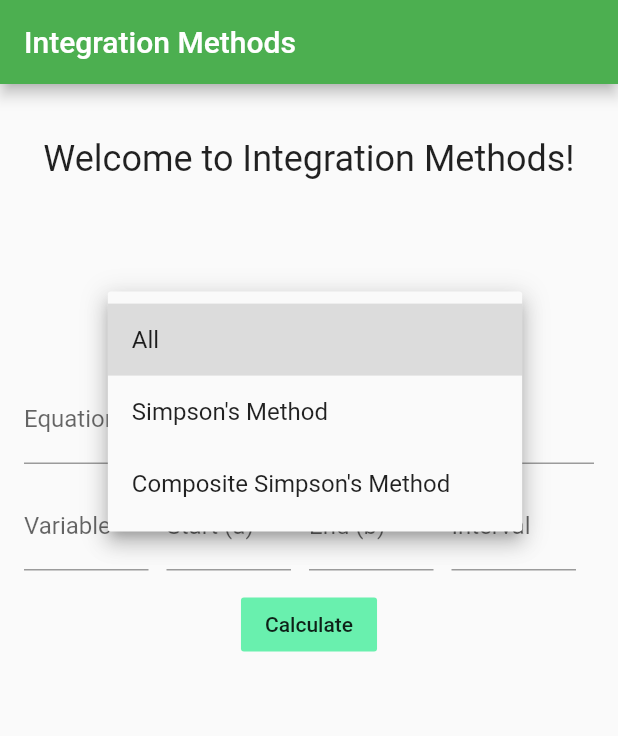
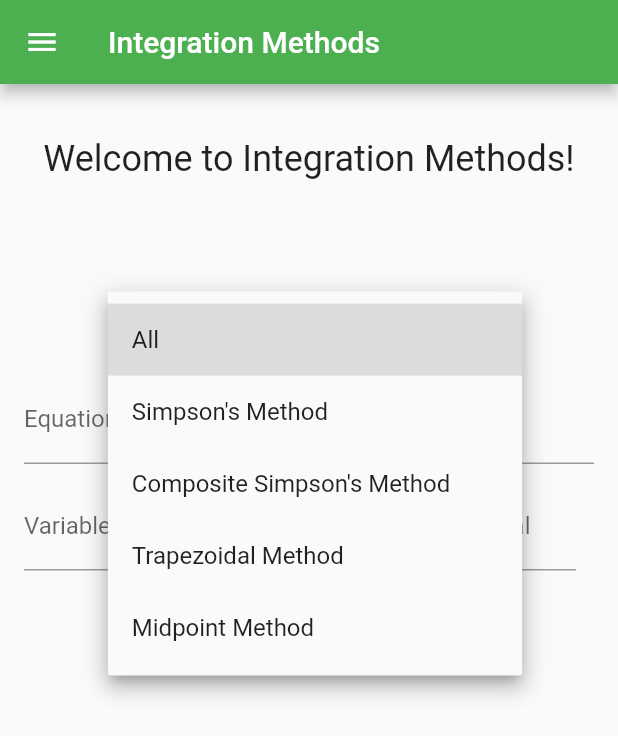
Before and after one commit to iberatkaya/integration_methods, a Flutter app: the screen it shows after launch, after a tap on "All", on a phone screen of 412 x 824 dp. Shown: the top 736 px of the screen. Run offline on Flutter 3.47's test engine with Material 2 defaults, Android fonts, the phone set to English and light mode, and no system bars; our stand-ins replace fluttertoast, math_expressions.

Commit message:
Added formulas, trapezoidal method, and midpoint method

```diff
--- a/docs/assets/AssetManifest.json
+++ b/docs/assets/AssetManifest.json
@@ -1 +1 @@
-{"packages/cupertino_icons/assets/CupertinoIcons.ttf":["packages/cupertino_icons/assets/CupertinoIcons.ttf"]}
+{"packages/cupertino_icons/assets/CupertinoIcons.ttf":["packages/cupertino_icons/assets/CupertinoIcons.ttf"],"assets/comps.png":["assets/comps.png"],"assets/midpoint.png":["assets/midpoint.png"],"assets/simps.png":["assets/simps.png"],"assets/trape.png":["assets/trape.png"]}
--- a/lib/main.dart
+++ b/lib/main.dart
@@ -1,6 +1,10 @@
 import 'package:flutter/material.dart';
 import 'package:fluttertoast/fluttertoast.dart';
 import './methods/simpsons_method.dart';
+import './methods/trapezoidal_method.dart';
+import './methods/methods.dart';
+import './methods/midpoint_method.dart';
+import './formulas.dart';
 
 void main() {
   runApp(MyApp());
@@ -51,29 +55,43 @@ class _MyHomePageState extends State<MyHomePage> {
   final intcontroller = TextEditingController();
   double valueSimp;
   double valueCompSimp;
-  String mode = "All";
+  double valueTrapezoial;
+  double valueMidpoint;
+  Method mode = Method.All;
   final _formKey = GlobalKey<FormState>();
 
-  Widget methodType(String mode){
+  Widget methodType(Method mode){
     double fontSize = 24;
-    if(mode == "All"){
+    if(mode == Method.All){
       return (
         Column(
           children: <Widget>[
             Text((valueSimp != null) ? "Simpson's: " + (valueSimp.toStringAsPrecision(4)) : "", style: TextStyle(fontSize: fontSize),),
-            Text((valueCompSimp != null) ? "C. Simpson's: " + valueCompSimp.toStringAsPrecision(4) : "", style: TextStyle(fontSize: fontSize),)
+            Text((valueCompSimp != null) ? "C. Simpson's: " + valueCompSimp.toStringAsPrecision(4) : "", style: TextStyle(fontSize: fontSize),),
+            Text((valueTrapezoial != null) ? "Trapezoidal: " + valueTrapezoial.toStringAsPrecision(4) : "", style: TextStyle(fontSize: fontSize),),
+            Text((valueMidpoint != null) ? "Midpoint: " + valueMidpoint.toStringAsPrecision(4) : "", style: TextStyle(fontSize: fontSize),)
           ],
         )
       );
     }
-    else if(mode == "Simpson's Method"){
+    else if(mode == Method.Simpsons){
       return (
             Text((valueSimp != null) ? "Simpson's: " + (valueSimp.toStringAsPrecision(4)) : "", style: TextStyle(fontSize: fontSize),)
       );
     }
-    else if(mode == "Composite Simpson's Method"){
+    else if(mode == Method.CompositeSimpsons){
       return (
             Text((valueSimp != null) ? "C. Simpson's: " + (valueSimp.toStringAsPrecision(4)) : "", style: TextStyle(fontSize: fontSize),)
+      );
+    }
+    else if(mode == Method.Trapezoidal){
+      return (
+            Text((valueSimp != null) ? "Trapezoidal: " + (valueTrapezoial.toStringAsPrecision(4)) : "", style: TextStyle(fontSize: fontSize),)
+      );
+    }
+    else if(mode == Method.Midpoint){
+      return (
+            Text((valueSimp != null) ? "Midpoint: " + (valueMidpoint.toStringAsPrecision(4)) : "", style: TextStyle(fontSize: fontSize),)
       );
     }
   }
@@ -83,6 +101,42 @@ class _MyHomePageState extends State<MyHomePage> {
     return Scaffold(
       appBar: AppBar(
         title: Text("Integration Methods"),
+      ),
+      drawer: Drawer(
+        child: Container(
+          child:ListView(
+            padding: EdgeInsets.zero,
+            children: <Widget>[
+              DrawerHeader(
+                child: Align(
+                  child: Text('Integration Methods', textAlign: TextAlign.center, style: TextStyle(color: Colors.white, fontSize: 24),),
+                  alignment: Alignment.center
+                  ,
+                ),
+                decoration: BoxDecoration(
+                  color: Colors.greenAccent,
+                ),
+              ),
+              ListTile(
+                title: Row(
+                  children: <Widget>[
+                    Icon(Icons.functions, color: Color.fromRGBO(120, 120, 120, 1),),
+                    Padding(
+                      padding: EdgeInsets.only(left: 16),
+                      child: Text('Formulas', style: TextStyle(fontSize: 16),)
+                    )
+                  ],
+                ),
+                onTap: () {
+                  Navigator.push(
+                    context,
+                    MaterialPageRoute(builder: (context) => Formulas()),
+                  );
+                },
+              ),
+            ],
+          ),
+        ),
       ),
       body: SingleChildScrollView(
         physics: AlwaysScrollableScrollPhysics(),
@@ -106,15 +160,19 @@ class _MyHomePageState extends State<MyHomePage> {
                     DropdownButton(
                       value: mode,
                       items: [
-                        DropdownMenuItem(child: Text("All"), value: "All"),
-                        DropdownMenuItem(child: Text("Simpson's Method"), value: "Simpson's Method"),
-                        DropdownMenuItem(child: Text("Composite Simpson's Method"), value: "Composite Simpson's Method")
+                        DropdownMenuItem(child: Text("All"), value: Method.All),
+                        DropdownMenuItem(child: Text("Simpson's Method"), value: Method.Simpsons),
+                        DropdownMenuItem(child: Text("Composite Simpson's Method"), value: Method.CompositeSimpsons),
+                        DropdownMenuItem(child: Text("Trapezoidal Method"), value: Method.Trapezoidal),
+                        DropdownMenuItem(child: Text("Midpoint Method"), value: Method.Midpoint)
                       ],
                       onChanged: (val){
                         setState(() {
                           mode = val;
                           valueSimp = null;
                           valueCompSimp = null;
+                          valueTrapezoial = null;
+                          valueMidpoint = null;
                         });
                       },
                     ),
@@ -196,7 +254,7 @@ class _MyHomePageState extends State<MyHomePage> {
                             ),
                           )
                         ),
-                        if(mode != "Simpson's Method")
+                        if(mode != Method.Simpsons)
                           Flexible(
                             child: Container(
                               padding: EdgeInsets.fromLTRB(0, 12, 12, 12),
@@ -232,12 +290,17 @@ class _MyHomePageState extends State<MyHomePage> {
                           String eq = eqcontroller.text;
                           double a = double.parse(acontroller.text);
                           double b = double.parse(bcontroller.text);
+                          int interval = int.parse(intcontroller.text);
                           String variable = varcontroller.text;
                           double simp = simpsonsMethod(eq, variable: variable, a: a, b: b);
-                          double compSimp = compositeSimpsonsMethod(eq, variable: variable, a: a, b: b, interval: 3);
+                          double compSimp = compositeSimpsonsMethod(eq, variable: variable, a: a, b: b, interval: interval);
+                          double trapezodial = trapezoidalMethod(eq, variable: variable, a: a, b: b, interval: interval);
+                          double midpoint = midpointMethod(eq, variable: variable, a: a, b: b, interval: interval);
                           setState(() {
                             valueSimp = simp;
                             valueCompSimp = compSimp;
+                            valueTrapezoial = trapezodial;
+                            valueMidpoint = midpoint;
                           });
                         } catch(e){
                           Fluttertoast.showToast(msg: e.toString(), toastLength: Toast.LENGTH_LONG);
@@ -248,7 +311,7 @@ class _MyHomePageState extends State<MyHomePage> {
                       child: Text("Calculate", style: TextStyle(color: Colors.black87),),
                     ),
                     Padding(padding: EdgeInsets.only(bottom: MediaQuery.of(context).size.height * 0.02)),
-                    if(valueSimp != null || valueCompSimp != null)
+                    if(valueSimp != null || valueCompSimp != null || valueTrapezoial != null)
                       Container(
                         decoration: BoxDecoration(color: Color.fromRGBO(235, 235, 235, 1)),
                         padding: EdgeInsets.symmetric(vertical: 4, horizontal: 12),
--- /dev/null
+++ b/lib/methods/methods.dart
@@ -0,0 +1,7 @@
+enum Method {
+  All,
+  Simpsons,
+  CompositeSimpsons,
+  Trapezoidal,
+  Midpoint
+}
--- a/pubspec.yaml
+++ b/pubspec.yaml
@@ -47,8 +47,8 @@ flutter:
   uses-material-design: true
 
   # To add assets to your application, add an assets section, like this:
-  # assets:
-  #   - images/a_dot_burr.jpeg
+  assets:
+    - assets/
   #   - images/a_dot_ham.jpeg
 
   # An image asset can refer to one or more resolution-specific "variants", see
```
Also changed, not shown: lib/formulas.dart (added, +46 -0 lines), lib/methods/midpoint_method.dart (added, +24 -0 lines), lib/methods/trapezoidal_method.dart (added, +29 -0 lines), assets/comps.png (added), assets/midpoint.png (added), assets/simps.png (added), assets/trape.png (added), docs/assets/assets/comps.png (added), docs/assets/assets/midpoint.png (added), docs/assets/assets/simps.png (added), docs/assets/assets/trape.png (added), 5 other files.
